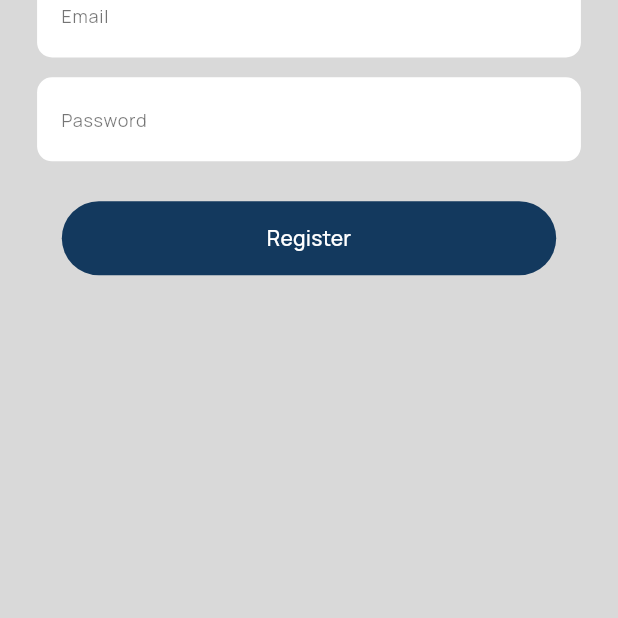
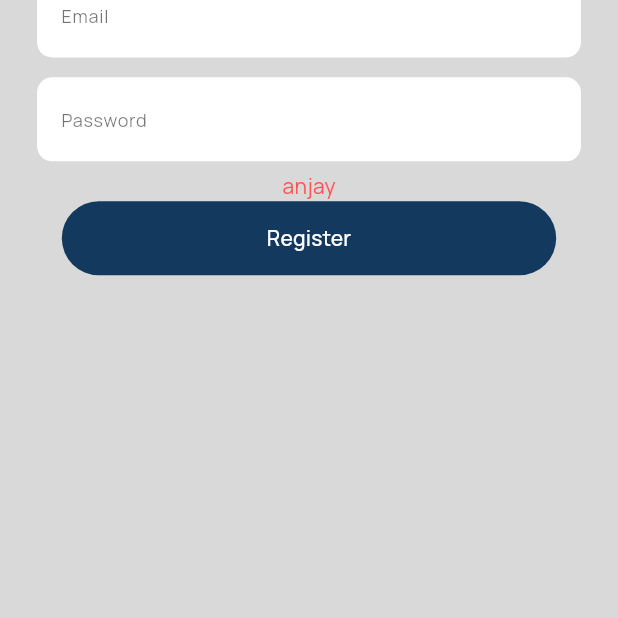
Before and after one commit to hathoriastro/Hackjam3, a Flutter app: the LoginPageDemo screen opened directly, on a phone screen of 412 x 824 dp, the part 618-1236 px from its top. Run offline on Flutter 3.47's test engine with Material 3 defaults, Android fonts, the light colour scheme and no system bars; our stand-ins replace firebase_auth, firebase_core; accounts and stored records are empty.

Commit message:
coba commit push

```diff
--- a/lib/auth/login_page.dart
+++ b/lib/auth/login_page.dart
@@ -16,7 +16,7 @@ class _LoginPageDemoState extends State<LoginPageDemo> {
   final TextEditingController _emailController = TextEditingController();
   final TextEditingController _passwordController = TextEditingController();
 
-  String errorMessage = '';
+  String errorMessage = 'anjay';
 
   @override
   void register() async {
```
